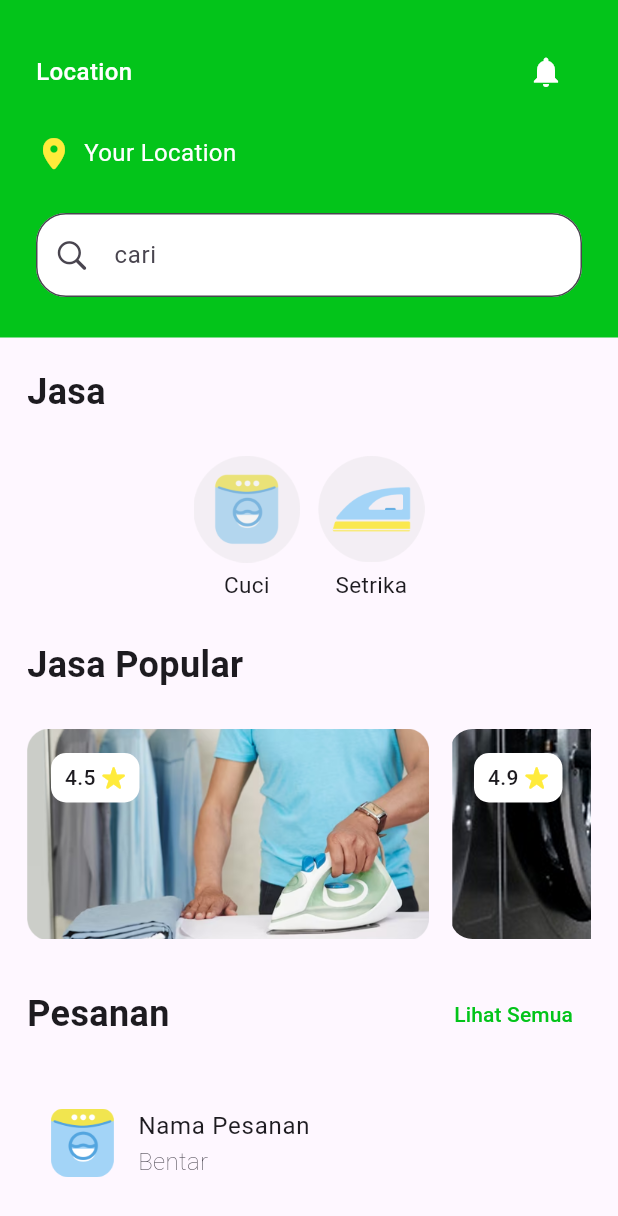
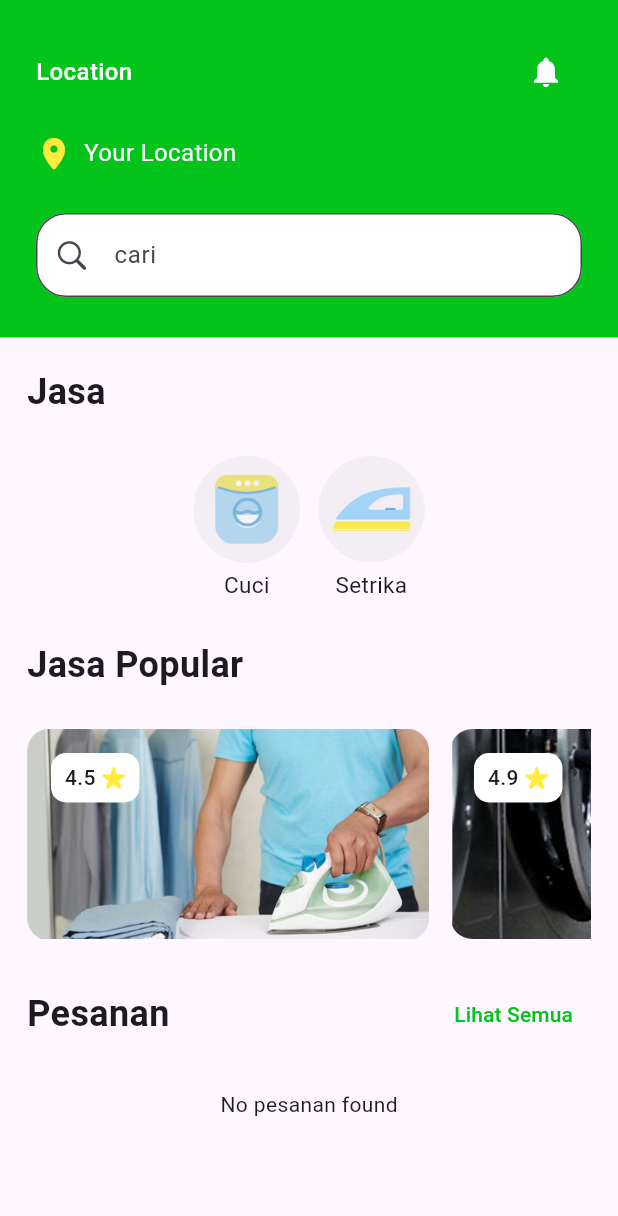
Before and after one commit to Argonaut-ss/Green, a Flutter app: the Dashboard screen opened directly, on a phone screen of 412 x 824 dp. Shown: the top 1216 px of the screen. Run offline on Flutter 3.47's test engine with Material 3 defaults, Android fonts, the light colour scheme and no system bars; our stand-ins replace cloud_firestore, firebase_auth, firebase_core, flutter_map, geocoding, google_sign_in and 2 more; missing offline and left inert: flutter_map_cancellable_tile_provider; accounts and stored records are empty.

Commit message:
dashboard pesanan

```diff
--- a/green_app/lib/Pages/dashboard.dart
+++ b/green_app/lib/Pages/dashboard.dart
@@ -1,6 +1,6 @@
 import 'package:cloud_firestore/cloud_firestore.dart';
+import 'package:firebase_auth/firebase_auth.dart';
 import 'package:flutter/material.dart';
-import 'package:green_app/Custom/custom_decoration_field.dart';
 import 'package:green_app/Custom/pesanan_card.dart';
 import 'package:green_app/Pages/pesanan_list.dart';
 import 'package:green_app/Theme/colors.dart';
@@ -16,7 +16,38 @@ class Dashboard extends StatefulWidget {
 
 class _DashboardState extends State<Dashboard> {
 
-  final AddPesananAPI addPesananAPI = AddPesananAPI();
+  Widget buildPesananList() {
+    final user = FirebaseAuth.instance.currentUser;
+    if (user == null) {
+      return Text('Not signed in');
+    }
+    return StreamBuilder<QuerySnapshot>(
+      stream: FirebaseFirestore.instance
+          .collection('pesanan')
+          .where('userId', isEqualTo: user.uid)
+          .snapshots(),
+      builder: (context, snapshot) {
+        if (snapshot.connectionState == ConnectionState.waiting) {
+          return Center(child: CircularProgressIndicator());
+        }
+        if (!snapshot.hasData || snapshot.data!.docs.isEmpty) {
+          return Text('No pesanan found');
+        }
+        return ListView.builder(
+          shrinkWrap: true,
+          physics: NeverScrollableScrollPhysics(),
+          itemCount: snapshot.data!.docs.length,
+          itemBuilder: (context, index) {
+            final data = snapshot.data!.docs[index];
+            return PesananCard(
+              namaPesanan: data['namaPesanan'] ?? '',
+              status: data['status'] ?? '',
+            );
+          },
+        );
+      },
+    );
+  }
 
   @override
   Widget build(BuildContext context) {
@@ -200,7 +231,10 @@ class _DashboardState extends State<Dashboard> {
                   ],
                 ),
                 SizedBox(height: 26,),
-                PesananCard(namaPesanan: 'Nama Pesanan', status: 'Bentar')
+                SizedBox(
+                  height: 200,
+                  child: buildPesananList(),
+                )
               ],
             ),
           ),
```
